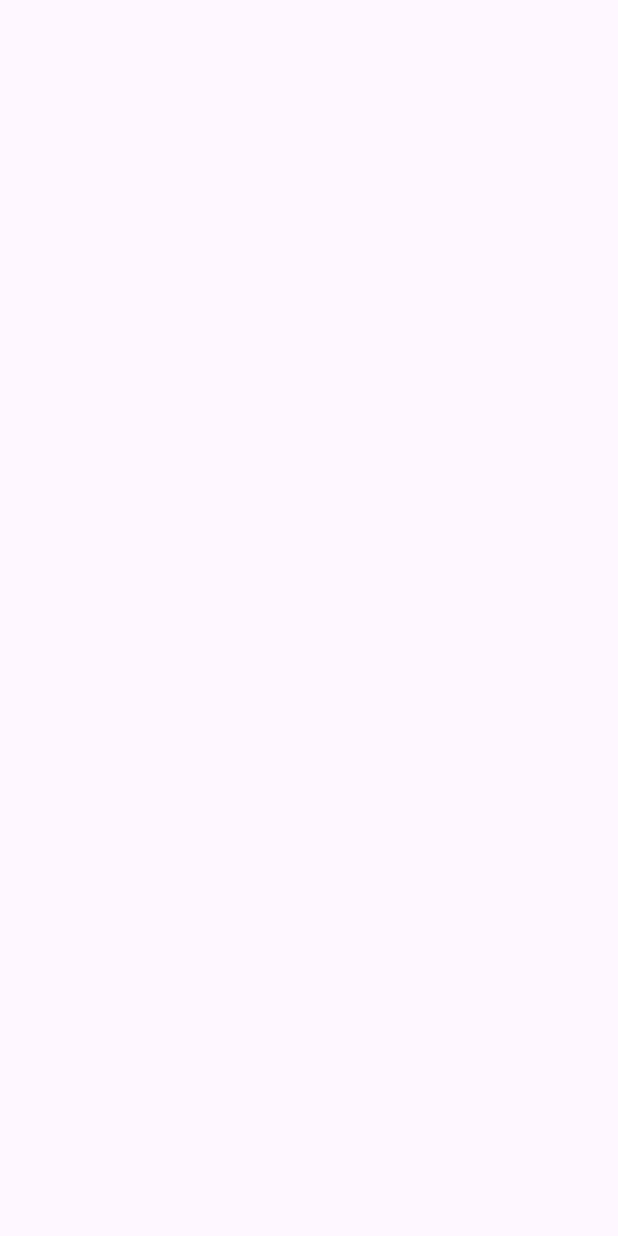
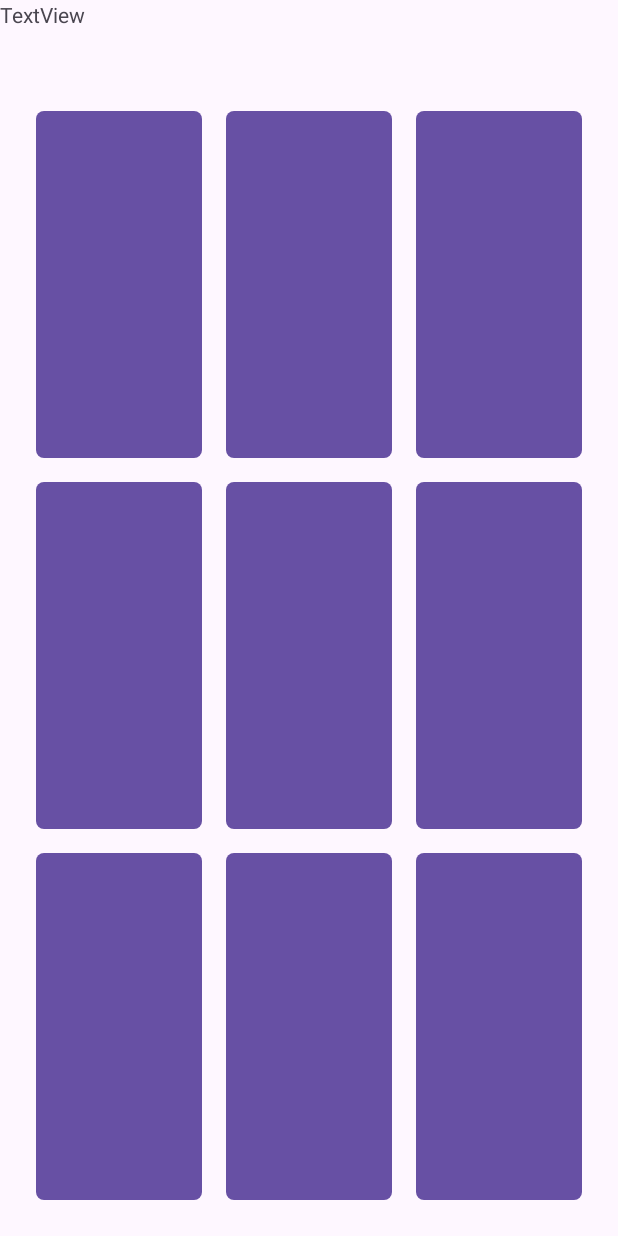
Before and after one commit to VictorApaez/tic-tac-toe-android, an Android app: the screen it shows after launch (MainActivity), on a phone screen of 412 x 824 dp. Before the commit the screen is empty. Run offline under Robolectric (Android 15) with nearby library versions, the phone set to English and light mode, and no system bars.

Commit message:
created layout for board game

```diff
--- a/app/src/main/res/layout/activity_main.xml
+++ b/app/src/main/res/layout/activity_main.xml
@@ -1,8 +1,67 @@
 <?xml version="1.0" encoding="utf-8"?>
-<androidx.constraintlayout.widget.ConstraintLayout xmlns:android="http://schemas.android.com/apk/res/android"
+<RelativeLayout xmlns:android="http://schemas.android.com/apk/res/android"
     xmlns:app="http://schemas.android.com/apk/res-auto"
-    xmlns:tools="http://schemas.android.com/tools"
     android:layout_width="match_parent"
-    android:layout_height="match_parent"
-    tools:context=".MainActivity">
-</androidx.constraintlayout.widget.ConstraintLayout>
+    android:layout_height="match_parent">
+
+    <LinearLayout
+        android:id="@+id/textView4"
+        android:layout_width="match_parent"
+        android:layout_height="50dp">
+
+        <TextView
+
+            android:layout_width="match_parent"
+            android:layout_height="74dp"
+            android:text="TextView" />
+
+    </LinearLayout>
+
+    <GridLayout
+        android:id="@+id/gridLayout"
+        android:layout_width="match_parent"
+        android:layout_height="match_parent"
+        android:layout_below="@+id/textView4"
+        android:columnCount="3"
+        android:padding="16dp"
+        android:rowCount="3">
+
+        <Button
+            android:id="@+id/button0"
+            style="@style/GameBoxStyle" />
+
+        <Button
+            android:id="@+id/button1"
+            style="@style/GameBoxStyle" />
+
+        <Button
+            android:id="@+id/button2"
+            style="@style/GameBoxStyle" />
+
+        <Button
+            android:id="@+id/button3"
+            style="@style/GameBoxStyle" />
+
+        <Button
+            android:id="@+id/button4"
+            style="@style/GameBoxStyle" />
+
+        <Button
+            android:id="@+id/button5"
+            style="@style/GameBoxStyle" />
+
+        <Button
+            android:id="@+id/button6"
+            style="@style/GameBoxStyle" />
+
+        <Button
+            android:id="@+id/button7"
+            style="@style/GameBoxStyle" />
+
+        <Button
+            android:id="@+id/button8"
+            style="@style/GameBoxStyle" />
+
+    </GridLayout>
+
+</RelativeLayout>
--- a/app/src/main/res/values/themes.xml
+++ b/app/src/main/res/values/themes.xml
@@ -3,6 +3,17 @@
     <style name="Base.Theme.TicTacToe" parent="Theme.Material3.DayNight.NoActionBar">
         <!-- Customize your light theme here. -->
         <!-- <item name="colorPrimary">@color/my_light_primary</item> -->
+
+    </style>
+    <style name="GameBoxStyle">
+        <item name="android:layout_width">0dp</item>
+        <item name="android:layout_height">0dp</item>
+        <item name="android:layout_columnWeight">1</item>
+        <item name="android:layout_rowWeight">1</item>
+        <item name="android:textSize">32sp</item>
+        <item name="android:textColor">@color/black</item>
+        <item name="android:background">@drawable/squares</item>
+        <item name="android:layout_margin">8dp</item>
     </style>
 
     <style name="Theme.TicTacToe" parent="Base.Theme.TicTacToe" />
```
